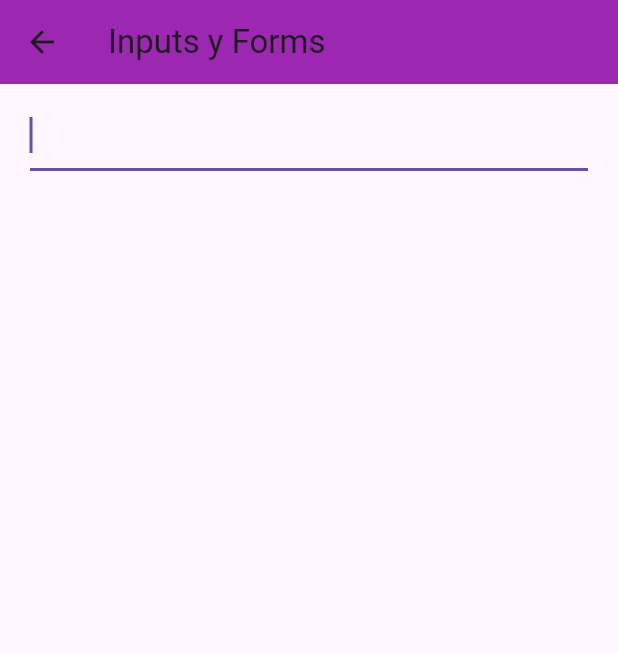
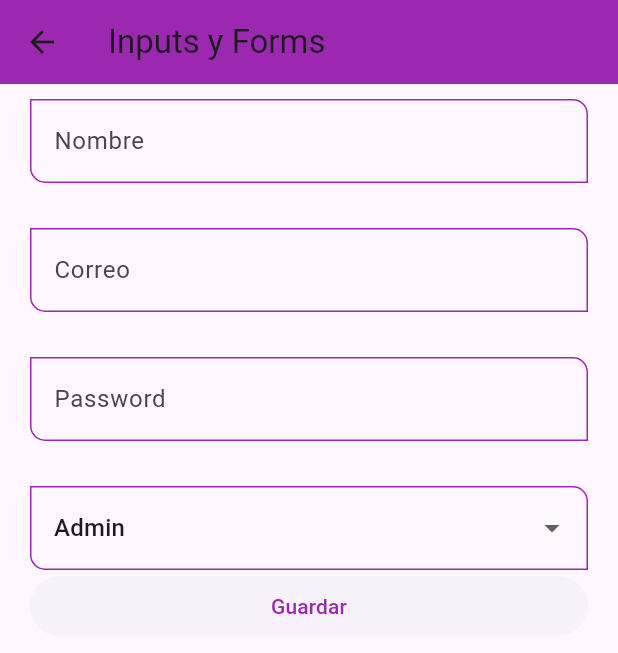
Before and after one commit to x4leqxinn/components-flutter, a Flutter app: the InputsScreen screen opened by its route, on a phone screen of 412 x 824 dp. Shown: the top 653 px of the screen. Run offline on Flutter 3.47's test engine with Material 3 defaults, Android fonts, the phone set to English and light mode, and no system bars.

Commit message:
add(lib): basic form handler

```diff
--- a/lib/screens/inputs_screen.dart
+++ b/lib/screens/inputs_screen.dart
@@ -1,3 +1,4 @@
+import 'package:fl_components/widgets/widgets.dart';
 import 'package:flutter/material.dart';
 
 class InputsScreen extends StatelessWidget {
@@ -5,6 +6,15 @@ class InputsScreen extends StatelessWidget {
 
   @override
   Widget build(BuildContext context) {
+    final GlobalKey<FormState> myFormKey = GlobalKey<FormState>();
+
+    final Map<String, String> formValues = {
+      'name': 'Jorge',
+      'email': 'jorge@gmail.com',
+      'password': '12345',
+      'role': 'admin'
+    };
+
     return Scaffold(
       appBar: AppBar(
         title: const Text('Inputs y Forms'),
@@ -12,16 +22,76 @@ class InputsScreen extends StatelessWidget {
       body: SingleChildScrollView(
         child: Padding(
           padding: const EdgeInsets.symmetric(horizontal: 20, vertical: 10),
-          child: Column(children: [
-            TextFormField(
-              autofocus: true,
-              initialValue: '',
-              textCapitalization: TextCapitalization.words,
-              onChanged: (value) {
-                print(value);
-              },
-            )
-          ]),
+          child: Form(
+            key: myFormKey,
+            child: Column(children: [
+              CustomInputField(
+                labelText: 'Nombre',
+                hintText: 'Nombre del usuario',
+                formProperty: 'name',
+                formValues: formValues,
+              ),
+              const SizedBox(
+                height: 30,
+              ),
+              CustomInputField(
+                labelText: 'Correo',
+                hintText: 'Correo del usuario',
+                keyboardType: TextInputType.emailAddress,
+                formProperty: 'email',
+                formValues: formValues,
+              ),
+              const SizedBox(
+                height: 30,
+              ),
+              CustomInputField(
+                labelText: 'Password',
+                hintText: 'Password del usuario',
+                obscureText: true,
+                formProperty: 'password',
+                formValues: formValues,
+              ),
+              const SizedBox(
+                height: 30,
+              ),
+              DropdownButtonFormField<String>(
+                  value: 'admin',
+                  items: const [
+                    DropdownMenuItem(
+                      value: 'admin',
+                      child: Text('Admin'),
+                    ),
+                    DropdownMenuItem(
+                      value: 'user',
+                      child: Text('User'),
+                    ),
+                    DropdownMenuItem(
+                      value: 'shinigami',
+                      child: Text('Shinigami'),
+                    )
+                  ],
+                  onChanged: (value) {
+                    formValues['role'] = value ?? 'admin';
+                  }),
+              ElevatedButton(
+                  onPressed: () {
+                    // Minimiza el teclado
+                    FocusScope.of(context).requestFocus(FocusNode());
+
+                    if (!myFormKey.currentState!.validate()) {
+                      print('Formulario no valido');
+                      return;
+                    }
+                    // TODO: Imprimir valores del form
+                    print(formValues);
+                  },
+                  child: const SizedBox(
+                      width: double.infinity,
+                      child: Center(
+                        child: Text('Guardar'),
+                      )))
+            ]),
+          ),
         ),
       ),
     );
--- a/lib/theme/app_theme.dart
+++ b/lib/theme/app_theme.dart
@@ -20,7 +20,24 @@ class AppTheme {
           style: ElevatedButton.styleFrom(
               foregroundColor: primary,
               shape: const StadiumBorder(),
-              elevation: 0)));
+              elevation: 0)),
+      // Input decoration
+      inputDecorationTheme: const InputDecorationTheme(
+          floatingLabelStyle: TextStyle(color: primary),
+          enabledBorder: OutlineInputBorder(
+              borderSide: BorderSide(color: primary),
+              borderRadius: BorderRadius.only(
+                  bottomLeft: Radius.circular(10),
+                  topRight: Radius.circular(10))),
+          focusedBorder: OutlineInputBorder(
+              borderSide: BorderSide(color: primary),
+              borderRadius: BorderRadius.only(
+                  bottomLeft: Radius.circular(10),
+                  topRight: Radius.circular(10))),
+          border: OutlineInputBorder(
+              borderRadius: BorderRadius.only(
+                  bottomLeft: Radius.circular(10),
+                  topRight: Radius.circular(10)))));
 
   static final ThemeData darkTheme = ThemeData.dark().copyWith(
     // Color primario
--- /dev/null
+++ b/lib/widgets/custom_input_field.dart
@@ -0,0 +1,49 @@
+import 'package:flutter/material.dart';
+
+class CustomInputField extends StatelessWidget {
+  final String? hintText;
+  final String? labelText;
+  final String? helperText;
+  final IconData? suffixIcon;
+  final IconData? icon;
+  final TextInputType? keyboardType;
+  final bool obscureText;
+  final String formProperty;
+  final Map<String, String> formValues;
+
+  const CustomInputField({
+    super.key,
+    this.hintText,
+    this.labelText,
+    this.helperText,
+    this.suffixIcon,
+    this.icon,
+    this.keyboardType,
+    this.obscureText = false,
+    required this.formProperty,
+    required this.formValues,
+  });
+
+  @override
+  Widget build(BuildContext context) {
+    return TextFormField(
+        autofocus: false,
+        initialValue: '',
+        textCapitalization: TextCapitalization.words,
+        keyboardType: keyboardType,
+        obscureText: obscureText,
+        onChanged: (value) => formValues[formProperty] = value,
+        validator: (value) {
+          if (value == null) return 'Este campo es requerido.';
+          return value.length < 3 ? 'min de 3 letras' : null;
+        },
+        autovalidateMode: AutovalidateMode.onUserInteraction,
+        decoration: InputDecoration(
+          labelText: labelText,
+          hintText: hintText,
+          helperText: helperText,
+          suffixIcon: suffixIcon == null ? null : Icon(suffixIcon),
+          icon: icon == null ? null : Icon(icon),
+        ));
+  }
+}
--- a/lib/widgets/widgets.dart
+++ b/lib/widgets/widgets.dart
@@ -1,2 +1,3 @@
+export 'package:fl_components/widgets/custom_input_field.dart';
 export 'package:fl_components/widgets/custom_card_type2.dart';
 export 'package:fl_components/widgets/custom_card_type1.dart';
```
